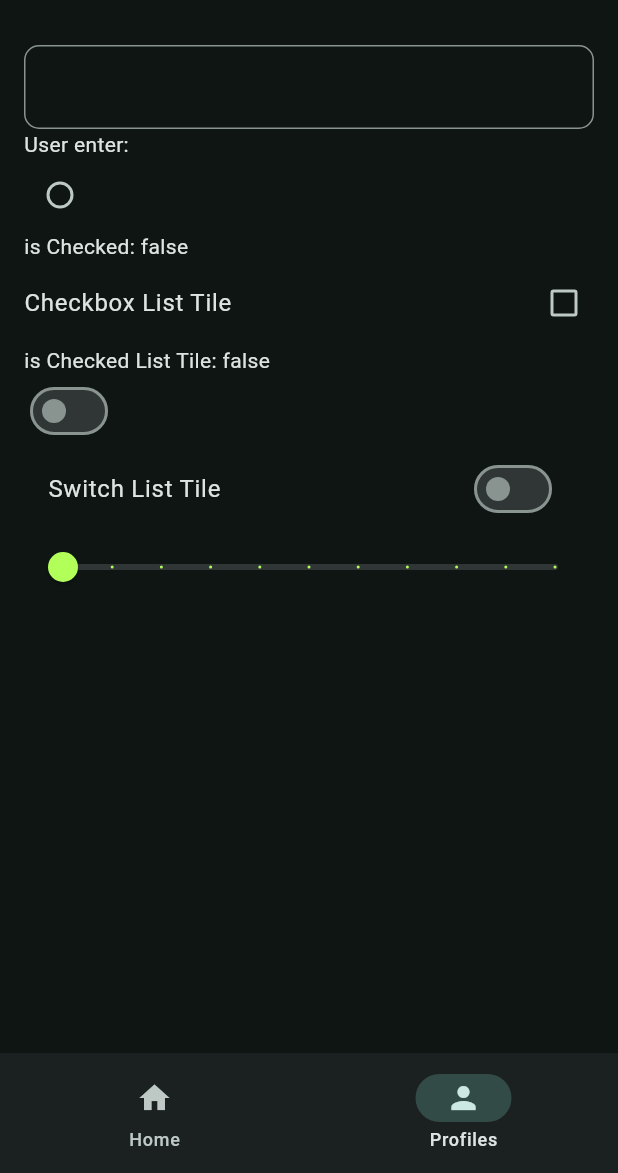
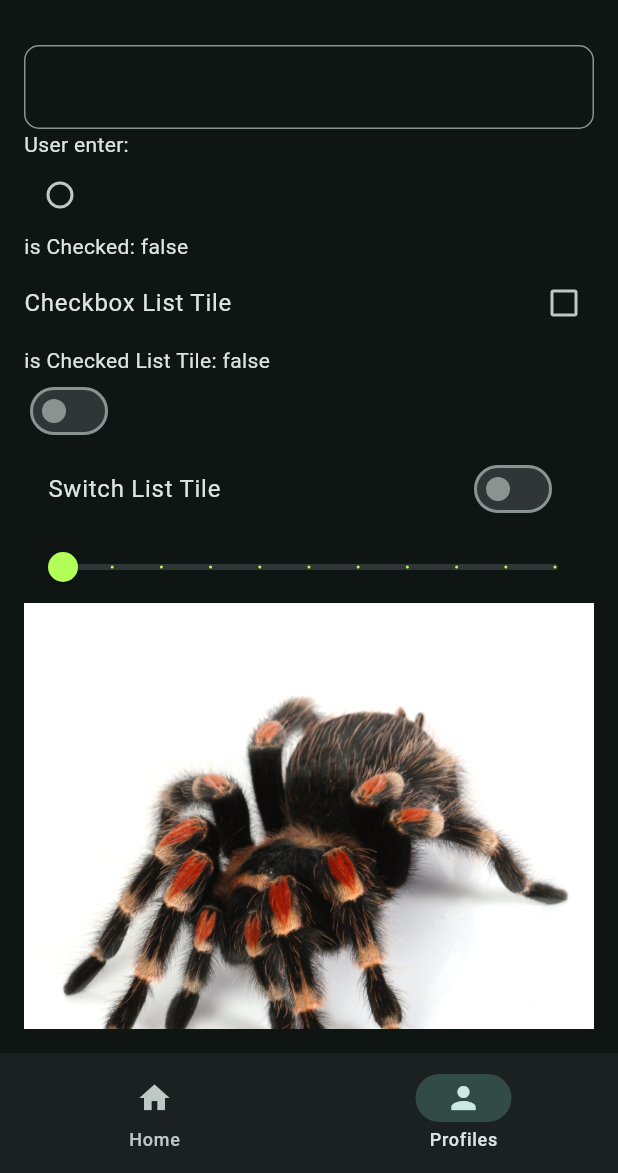
Before and after one commit to purnadi-winarno/flutter_kickstart, a Flutter app: the screen it shows after launch, item 2 of the bottom bar chosen, on a phone screen of 412 x 824 dp, the part 63-1236 px from its top. Run offline on Flutter 3.47's test engine with Material 3 defaults, Android fonts, the phone set to English and light mode, and no system bars.

```diff
--- a/lib/views/pages/profile_page.dart
+++ b/lib/views/pages/profile_page.dart
@@ -31,6 +31,7 @@ class _ProfilePageState extends State<ProfilePage> {
   Widget build(BuildContext context) {
     return Padding(
       padding: const EdgeInsets.all(16.0),
+      child: SingleChildScrollView(
         child: Column(
           children: [
             TextField(
@@ -96,7 +97,9 @@ class _ProfilePageState extends State<ProfilePage> {
               value: sliderValue,
               onChanged: onChangedSlider,
             ),
+            Image.asset("assets/images/animal.jpg"),
           ],
+        ),
       ),
     );
   }
--- a/pubspec.yaml
+++ b/pubspec.yaml
@@ -58,9 +58,9 @@ flutter:
   uses-material-design: true
 
   # To add assets to your application, add an assets section, like this:
-  # assets:
-  #   - images/a_dot_burr.jpeg
-  #   - images/a_dot_ham.jpeg
+  assets:
+    - assets/images/animal.jpg
+    # - images/a_dot_ham.jpeg
 
   # An image asset can refer to one or more resolution-specific "variants", see
   # https://flutter.dev/to/resolution-aware-images
```
Also changed, not shown: assets/images/animal.jpg (added). Lines whose indentation alone changed are shown as unchanged.
